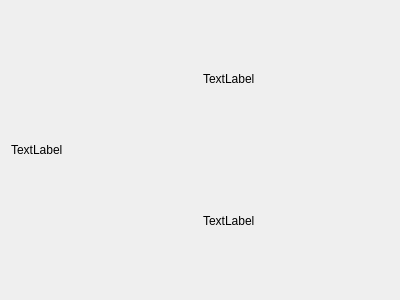
Qt form day02/05_StyleSheet/widget.ui (nickwang94/gitForQtCode) before a commit.
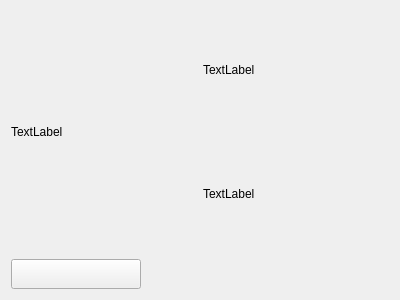
The same form after that commit.

What changed in the file:
```diff
--- a/day02/05_StyleSheet/widget.ui
+++ b/day02/05_StyleSheet/widget.ui
@@ -14,7 +14,7 @@
    <string>Widget</string>
   </property>
   <layout class="QGridLayout" name="gridLayout">
-   <item row="0" column="0">
+   <item row="0" column="0" colspan="2">
     <layout class="QHBoxLayout" name="horizontalLayout">
      <item>
       <widget class="QLabel" name="label">
@@ -43,6 +43,32 @@
      </item>
     </layout>
    </item>
+   <item row="1" column="0">
+    <widget class="QPushButton" name="pushButton">
+     <property name="minimumSize">
+      <size>
+       <width>130</width>
+       <height>30</height>
+      </size>
+     </property>
+     <property name="text">
+      <string/>
+     </property>
+    </widget>
+   </item>
+   <item row="1" column="1">
+    <spacer name="horizontalSpacer">
+     <property name="orientation">
+      <enum>Qt::Horizontal</enum>
+     </property>
+     <property name="sizeHint" stdset="0">
+      <size>
+       <width>273</width>
+       <height>20</height>
+      </size>
+     </property>
+    </spacer>
+   </item>
   </layout>
  </widget>
  <layoutdefault spacing="6" margin="11"/>
```
